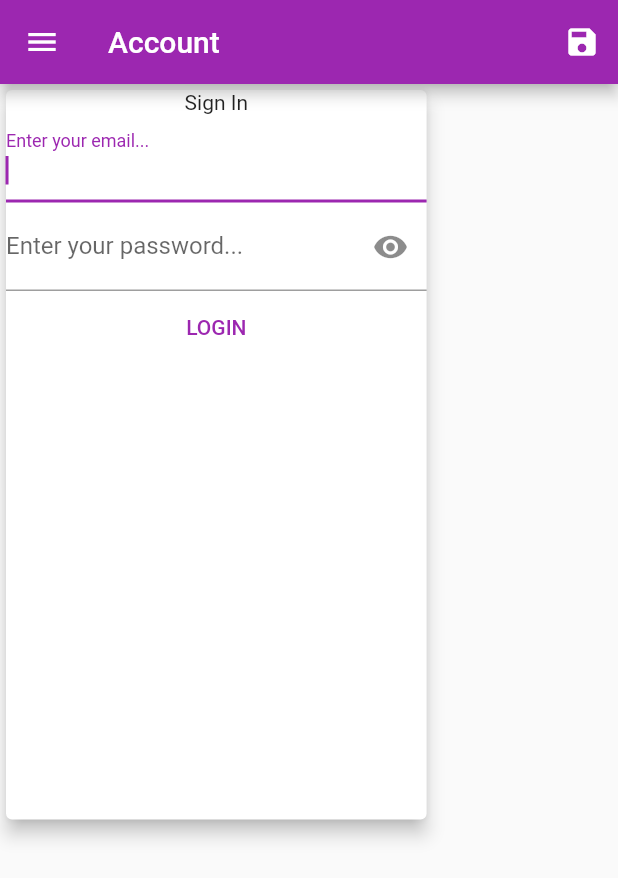
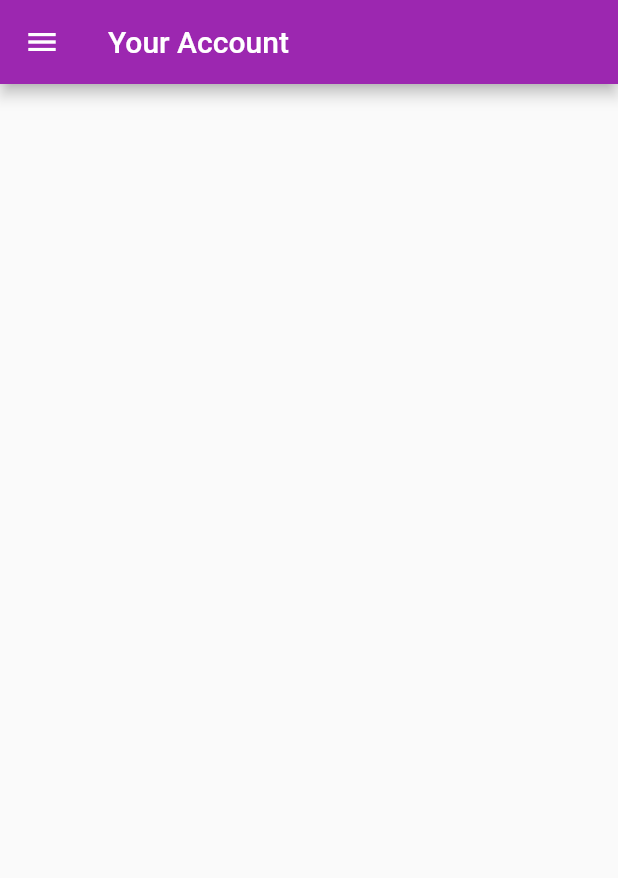
Before and after one commit to MyPersonalTrainerr/Mobile, a Flutter app: the UserSignScreen screen opened by its route, on a phone screen of 412 x 824 dp. Shown: the top 878 px of the screen. Run offline on Flutter 3.47's test engine with Material 2 defaults, Android fonts, the phone set to English and light mode, and no system bars; our stand-ins replace email_validator, image_picker, video_player.

Commit message:
account screen

```diff
--- a/lib/screens/user_sign.dart
+++ b/lib/screens/user_sign.dart
@@ -70,88 +70,7 @@ class _UserSignScreenState extends State<UserSignScreen> {
   Widget build(BuildContext context) {
     return Scaffold(
       appBar: AppBar(
-        title: const Text('Account'),
-        actions: [
-          IconButton(
-            onPressed: _saveForm,
-            icon: const Icon(Icons.save),
-          ),
-        ],
-      ),
-      body: Form(
-        key: _formKey,
-        child: Container(
-          height: MediaQuery.of(context).size.height * 0.6,
-          width: MediaQuery.of(context).size.width * 0.7,
-          child: Card(
-            elevation: 5,
-            child: Column(
-              children: <Widget>[
-                Container(
-                  child: const Text('Sign In'),
-                ),
-                TextFormField(
-                  decoration: const InputDecoration(
-                    label: Text('Enter your email...'),
-                  ),
-                  autofocus: true,
-                  onFieldSubmitted: (_) {
-                    FocusScope.of(context).requestFocus(passwordFocusNode);
-                  },
-                  textInputAction: TextInputAction.next,
-                  onSaved: (value) {
-                    userData.add(value as String);
-                  },
-                  validator: (value) {
-                    final bool isValid =
-                        EmailValidator.validate(value as String);
-                    if (!isValid) {
-                      return 'Please enter a valid email adress';
-                    } else {
-                      return null;
-                    }
-                  },
-                ),
-                TextFormField(
-                  decoration: InputDecoration(
-                    label: const Text('Enter your password...'),
-                    suffixIcon: IconButton(
-                      onPressed: () {
-                        setState(() {
-                          _passwordHidden = !_passwordHidden;
-                        });
-                      },
-                      icon: Icon(
-                        _passwordHidden
-                            ? Icons.visibility
-                            : Icons.visibility_off,
-                      ),
-                    ),
-                  ),
-                  focusNode: passwordFocusNode,
-                  onFieldSubmitted: (_) {
-                    _saveForm();
-                  },
-                  textInputAction: TextInputAction.done,
-                  onSaved: (value) {
-                    userData.add(value as String);
-                  },
-                  obscureText: _passwordHidden,
-                  validator: (value) {
-                    if (value!.isEmpty) {
-                      return "Please enter a password";
-                    }
-                    return null;
-                  },
-                ),
-                TextButton(
-                  onPressed: _saveForm,
-                  child: const Text('LOGIN'),
-                ),
-              ],
-            ),
-          ),
-        ),
+        title: const Text('Your Account'),
       ),
       drawer: AppDrawer(),
     );
```
